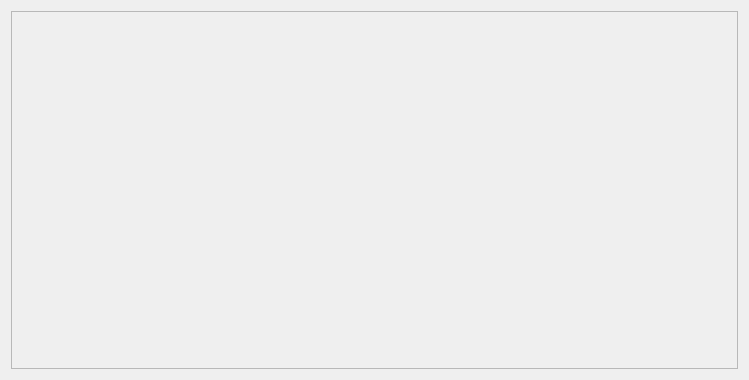
The window that plugins/swiot/ui/faultspage.ui (analogdevicesinc/scopy) describes before a commit, drawn with Qt 5.
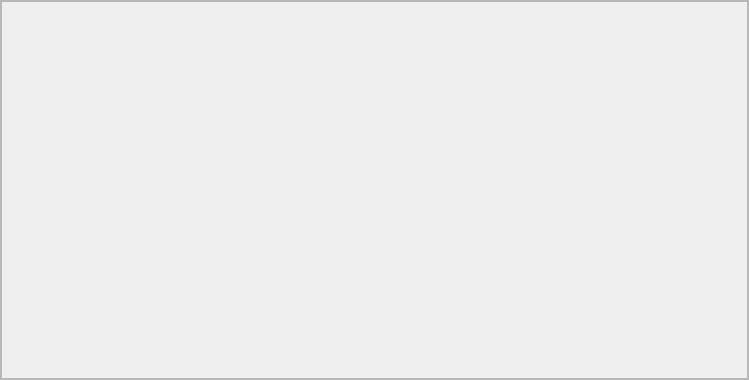
The same window after the commit.

Commit message: Faults & Max14906: Update tool background-color and content margins.

Patch:
```diff
--- a/plugins/swiot/ui/faultspage.ui
+++ b/plugins/swiot/ui/faultspage.ui
@@ -23,8 +23,50 @@
    <string notr="true"/>
   </property>
   <layout class="QVBoxLayout" name="verticalLayout">
+   <property name="spacing">
+    <number>0</number>
+   </property>
+   <property name="leftMargin">
+    <number>0</number>
+   </property>
+   <property name="topMargin">
+    <number>0</number>
+   </property>
+   <property name="rightMargin">
+    <number>0</number>
+   </property>
+   <property name="bottomMargin">
+    <number>0</number>
+   </property>
+   <item>
+    <widget class="QFrame" name="frame">
+     <property name="frameShape">
+      <enum>QFrame::StyledPanel</enum>
+     </property>
+     <property name="frameShadow">
+      <enum>QFrame::Raised</enum>
+     </property>
+     <layout class="QVBoxLayout" name="verticalLayout_2">
+      <property name="spacing">
+       <number>0</number>
+      </property>
+      <property name="leftMargin">
+       <number>0</number>
+      </property>
+      <property name="topMargin">
+       <number>0</number>
+      </property>
+      <property name="rightMargin">
+       <number>0</number>
+      </property>
+      <property name="bottomMargin">
+       <number>0</number>
+      </property>
    <item>
     <widget class="QScrollArea" name="scrollArea">
+        <property name="styleSheet">
+         <string notr="true"/>
+        </property>
      <property name="verticalScrollBarPolicy">
       <enum>Qt::ScrollBarAsNeeded</enum>
      </property>
@@ -42,8 +84,8 @@
        <rect>
         <x>0</x>
         <y>0</y>
-        <width>729</width>
-        <height>360</height>
+           <width>745</width>
+           <height>376</height>
        </rect>
       </property>
       <property name="sizePolicy">
@@ -54,6 +96,9 @@
       </property>
       <layout class="QVBoxLayout" name="mainVerticalLayout"/>
      </widget>
+       </widget>
+      </item>
+     </layout>
     </widget>
    </item>
   </layout>
```
Lines whose indentation alone changed are shown as unchanged. The commit also changes 3 other files.
